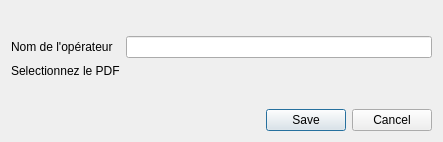
Before: the Qt Designer form ui/add_operator_dialog_base.ui in fanevanjanahary/UnderMap, drawn with Qt 5.
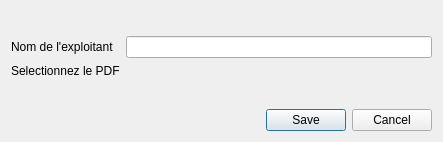
After: the same form once the commit is applied. Custom widgets are drawn as their Qt base class.

Commit message: change window title and label: opérateur to exploitant

The edit to the form file:
```diff
--- a/ui/add_operator_dialog_base.ui
+++ b/ui/add_operator_dialog_base.ui
@@ -22,7 +22,7 @@
      <item row="0" column="0">
       <widget class="QLabel" name="label_name_opertor">
        <property name="text">
-        <string>Nom de l'opérateur </string>
+        <string>Nom de l'exploitant</string>
        </property>
       </widget>
      </item>
```
Left out of the diff: 2 changed lines with no effect on the pictures.
